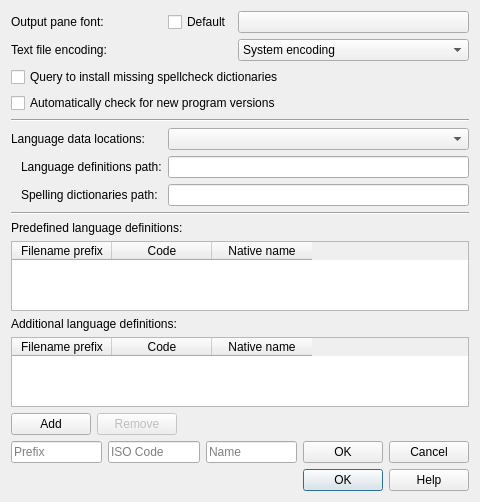
manisandro/gImageReader, file qt/data/ConfigDialog.ui: the form before one commit.
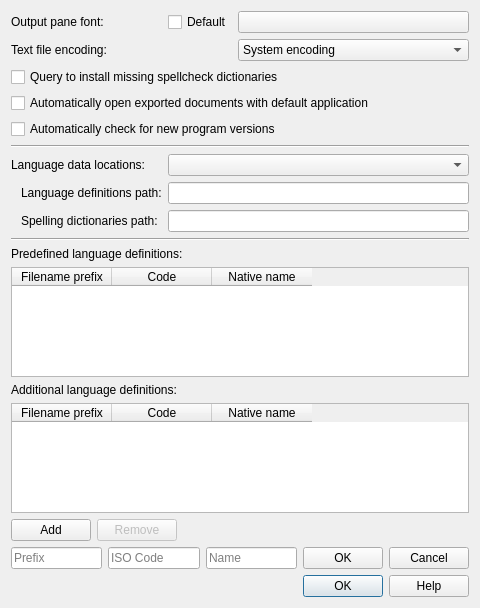
The form after the commit. Icons and pictures are not drawn.

Commit message: [Qt] Add new checkbox to main settings

```diff
--- a/qt/data/ConfigDialog.ui
+++ b/qt/data/ConfigDialog.ui
@@ -7,7 +7,7 @@
     <x>0</x>
     <y>0</y>
     <width>480</width>
-    <height>502</height>
+    <height>608</height>
    </rect>
   </property>
   <property name="windowTitle">
@@ -34,14 +34,14 @@
      </property>
     </widget>
    </item>
-   <item row="11" column="0" colspan="3">
+   <item row="12" column="0" colspan="3">
     <widget class="QLabel" name="labelPredefLang">
      <property name="text">
       <string>Predefined language definitions:</string>
      </property>
     </widget>
    </item>
-   <item row="5" column="0" colspan="3">
+   <item row="6" column="0" colspan="3">
     <widget class="QCheckBox" name="checkBoxUpdateCheck">
      <property name="text">
       <string>Automatically check for new program versions</string>
@@ -55,14 +55,14 @@
      </property>
     </widget>
    </item>
-   <item row="7" column="0">
+   <item row="8" column="0">
     <widget class="QLabel" name="labelDataLocation">
      <property name="text">
       <string>Language data locations:</string>
      </property>
     </widget>
    </item>
-   <item row="15" column="0" colspan="3">
+   <item row="16" column="0" colspan="3">
     <widget class="QTableWidget" name="tableWidgetAdditionalLang">
      <property name="horizontalScrollBarPolicy">
       <enum>Qt::ScrollBarAlwaysOff</enum>
@@ -96,7 +96,7 @@
      </column>
     </widget>
    </item>
-   <item row="7" column="1" colspan="2">
+   <item row="8" column="1" colspan="2">
     <widget class="QComboBox" name="comboBoxDataLocation">
      <property name="currentIndex">
       <number>-1</number>
@@ -113,21 +113,21 @@
      </item>
     </widget>
    </item>
-   <item row="6" column="0" colspan="3">
+   <item row="7" column="0" colspan="3">
     <widget class="Line" name="line_2">
      <property name="orientation">
       <enum>Qt::Horizontal</enum>
      </property>
     </widget>
    </item>
-   <item row="14" column="0" colspan="3">
+   <item row="15" column="0" colspan="3">
     <widget class="QLabel" name="labelAdditionalLang">
      <property name="text">
       <string>Additional language definitions:</string>
      </property>
     </widget>
    </item>
-   <item row="13" column="0" colspan="3">
+   <item row="14" column="0" colspan="3">
     <widget class="QTableWidget" name="tableWidgetPredefLang">
      <property name="horizontalScrollBarPolicy">
       <enum>Qt::ScrollBarAlwaysOff</enum>
@@ -161,7 +161,7 @@
      </column>
     </widget>
    </item>
-   <item row="8" column="0">
+   <item row="9" column="0">
     <widget class="QLabel" name="labelTessdataLocation">
      <property name="text">
       <string>Language definitions path:</string>
@@ -171,7 +171,7 @@
      </property>
     </widget>
    </item>
-   <item row="10" column="0" colspan="3">
+   <item row="11" column="0" colspan="3">
     <widget class="Line" name="line">
      <property name="orientation">
       <enum>Qt::Horizontal</enum>
@@ -192,7 +192,7 @@
      </item>
     </widget>
    </item>
-   <item row="16" column="0" colspan="3">
+   <item row="17" column="0" colspan="3">
     <widget class="QWidget" name="widgetAddRemoveLang" native="true">
      <layout class="QHBoxLayout" name="horizontalLayoutAddRemoveLang">
       <property name="leftMargin">
@@ -267,7 +267,7 @@
      </property>
     </widget>
    </item>
-   <item row="20" column="0" colspan="3">
+   <item row="21" column="0" colspan="3">
     <widget class="QDialogButtonBox" name="buttonBox">
      <property name="orientation">
       <enum>Qt::Horizontal</enum>
@@ -284,7 +284,7 @@
      </property>
     </widget>
    </item>
-   <item row="18" column="0" colspan="3">
+   <item row="19" column="0" colspan="3">
     <widget class="QWidget" name="widgetAddLang" native="true">
      <layout class="QHBoxLayout" name="horizontalLayoutAddLang">
       <property name="leftMargin">
@@ -354,7 +354,7 @@
      </layout>
     </widget>
    </item>
-   <item row="9" column="0">
+   <item row="10" column="0">
     <widget class="QLabel" name="labelSpellLocation">
      <property name="text">
       <string>Spelling dictionaries path:</string>
@@ -364,20 +364,27 @@
      </property>
     </widget>
    </item>
-   <item row="8" column="1" colspan="2">
-    <widget class="QLineEdit" name="lineEditTessdataLocation">
-     <property name="readOnly">
-      <bool>true</bool>
-     </property>
-    </widget>
-   </item>
    <item row="9" column="1" colspan="2">
+    <widget class="QLineEdit" name="lineEditTessdataLocation">
+     <property name="readOnly">
+      <bool>true</bool>
+     </property>
+    </widget>
+   </item>
+   <item row="10" column="1" colspan="2">
     <widget class="QLineEdit" name="lineEditSpellLocation">
      <property name="readOnly">
       <bool>true</bool>
      </property>
     </widget>
    </item>
+   <item row="5" column="0" colspan="3">
+    <widget class="QCheckBox" name="checkBoxOpenAfterExport">
+     <property name="text">
+      <string>Automatically open exported documents with default application</string>
+     </property>
+    </widget>
+   </item>
   </layout>
  </widget>
  <resources/>
```
